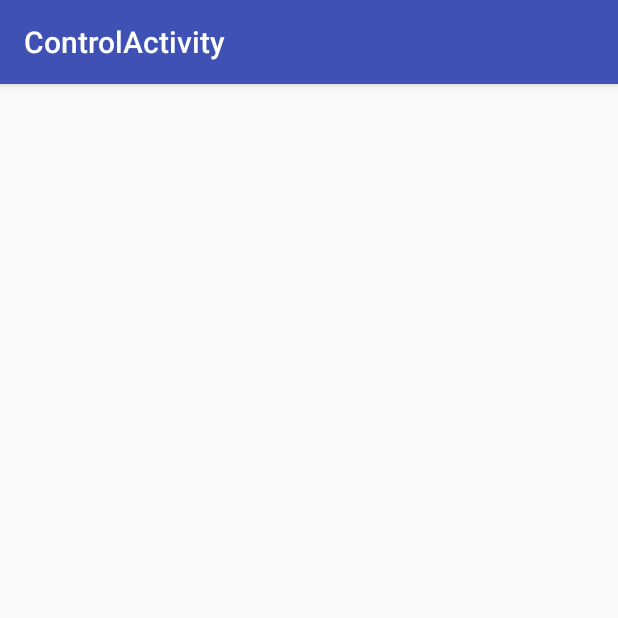
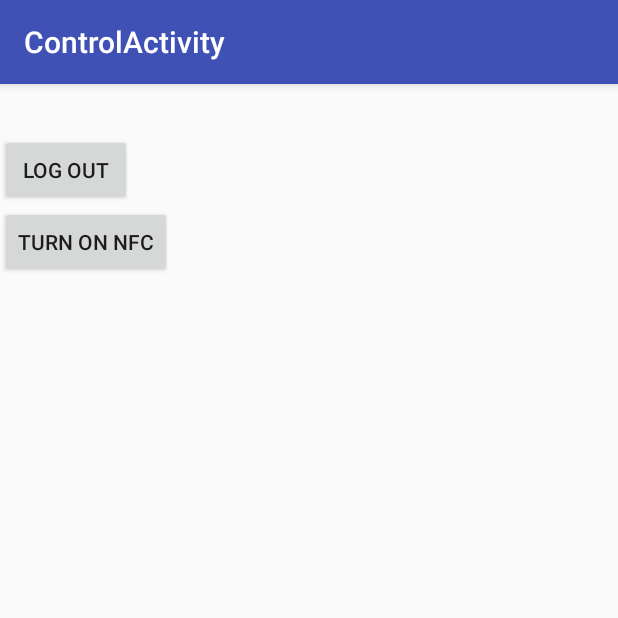
Before and after one commit to efritz09/washiato, an Android app: the ControlActivity screen opened directly, with no data from a screen before it, on a phone screen of 412 x 824 dp, the top half of it. Run offline under Robolectric (Android 15) with nearby library versions, the phone set to English and light mode, and no system bars; libraries missing offline, so code that uses them is left out: com.firebase.client; 3 statements that could not run were skipped.

Commit message:
added shared preferences for login and nfc, machine class
Added login memory and nfc memory, so the user doesn't always get
spammed if they don't want to use NFC ever. Machine class created but
not implemented

```diff
--- a/Android/washiato/app/src/main/java/arya/com/washiato/SignUpActivity.java
+++ b/Android/washiato/app/src/main/java/arya/com/washiato/SignUpActivity.java
@@ -68,9 +68,8 @@ public class SignUpActivity extends AppCompatActivity {
                         public void onSuccess(Map<String, Object> result) {
                             Log.i(TAG, "Successful signup");
                             Toast.makeText(getApplicationContext(), "Account Successfully Created!", Toast.LENGTH_LONG).show();
-                            Intent i = new Intent(SignUpActivity.this,Login.class);
-                            startActivity(i); //go back to launch activity
-                            Login.populateUP(username,password);
+                            Login.username.setText(username);
+                            Login.password.setText(password);
                             finish();
                         }
 
--- a/Android/washiato/app/src/main/java/arya/com/washiato/washiato.java
+++ b/Android/washiato/app/src/main/java/arya/com/washiato/washiato.java
@@ -1,4 +1,6 @@
 package arya.com.washiato;
+
+import android.content.SharedPreferences;
 
 import com.firebase.client.Firebase;
 
@@ -6,6 +8,8 @@ import com.firebase.client.Firebase;
  * Created by Arya on 5/6/16.
  */
 public class washiato extends android.app.Application {
+    public static SharedPreferences preferences;
+    public static SharedPreferences.Editor preferencesEditor;
     @Override
     public void onCreate() {
         super.onCreate();
--- a/Android/washiato/app/src/main/res/layout/content_control.xml
+++ b/Android/washiato/app/src/main/res/layout/content_control.xml
@@ -22,5 +22,19 @@
         android:layout_height="wrap_content"
         android:layout_marginTop="70dp"/>
 
+    <Button
+        android:id="@+id/button_logout"
+        android:layout_width="wrap_content"
+        android:layout_height="wrap_content"
+        android:text="Log out"
+        android:onClick="logOut"/>
+
+    <Button
+        android:id="@+id/button_nfc"
+        android:layout_width="wrap_content"
+        android:layout_height="wrap_content"
+        android:text="Turn on NFC"
+        android:onClick="launchNFC"/>
+
 
 </LinearLayout>
--- a/Android/washiato/app/src/main/res/layout/content_sign_up.xml
+++ b/Android/washiato/app/src/main/res/layout/content_sign_up.xml
@@ -2,7 +2,6 @@
 <LinearLayout xmlns:android="http://schemas.android.com/apk/res/android"
     android:layout_width="match_parent"
     android:layout_height="match_parent"
-    android:gravity="center_vertical"
     android:orientation="vertical" >
 
     <EditText
--- a/Android/washiato/app/src/main/res/values/strings.xml
+++ b/Android/washiato/app/src/main/res/values/strings.xml
@@ -18,5 +18,8 @@
     <string name="alert_nfc_on_message">This app uses NFC to link your phone with the washer/dryer you\'re using, but we need to turn it on. To use NFC, just set the phone near the washiato device.</string>
     <string name="alert_nfc_on_message_repeat">That\'s fine! To link this phone manually, you\'ll need to enter the washer/dryer ID in the text box</string>
     <string name="button_guest_login">Continue as Guest</string>
+    <string name="pref_logged_in">LOGGED_IN_STATUS</string>
+    <string name="pref_user_id">USER_ID</string>
+    <string name="pref_nfc">DONT_USE_NFC</string>
 
 </resources>
```
Also changed, not shown: Android/washiato/app/src/main/java/arya/com/washiato/ControlActivity.java (+49 -1 lines), Android/washiato/app/src/main/java/arya/com/washiato/Login.java (+25 -46 lines), Android/washiato/app/src/main/java/arya/com/washiato/Machine.java (added, +50 -0 lines).
